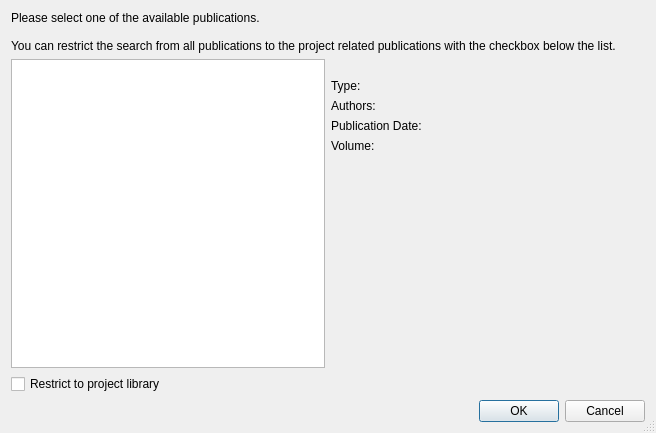
First picture: the form in src/sidebar/listpublicationsdialog.ui, repository KDE/conquirere, before the edit.
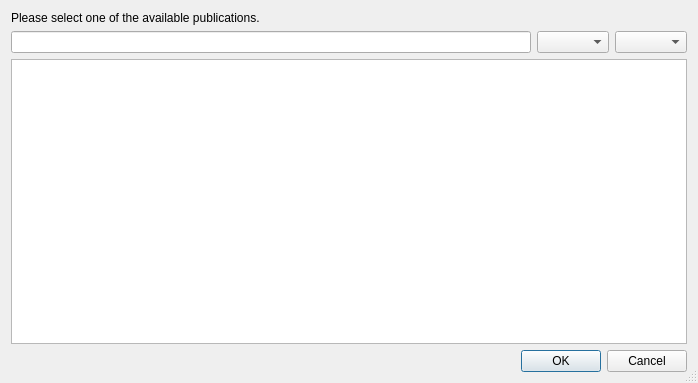
Second picture: the form after the edit. Custom widgets are drawn as their Qt base class.

Commit message: change the way documents can be linked to available publications.

```diff
--- a/src/sidebar/listpublicationsdialog.ui
+++ b/src/sidebar/listpublicationsdialog.ui
@@ -6,8 +6,8 @@
    <rect>
     <x>0</x>
     <y>0</y>
-    <width>656</width>
-    <height>433</height>
+    <width>698</width>
+    <height>383</height>
    </rect>
   </property>
   <property name="windowTitle">
@@ -16,13 +16,11 @@
   <property name="sizeGripEnabled">
    <bool>true</bool>
   </property>
-  <layout class="QVBoxLayout" name="verticalLayout_2">
+  <layout class="QVBoxLayout" name="verticalLayout">
    <item>
     <widget class="QLabel" name="label">
      <property name="text">
-      <string>Please select one of the available publications.
-
-You can restrict the search from all publications to the project related publications with the checkbox below the list.</string>
+      <string>Please select one of the available publications.</string>
      </property>
      <property name="wordWrap">
       <bool>true</bool>
@@ -30,129 +28,21 @@
     </widget>
    </item>
    <item>
-    <layout class="QHBoxLayout" name="horizontalLayout">
+    <layout class="QHBoxLayout" name="horizontalLayout_2">
      <item>
-      <layout class="QVBoxLayout" name="verticalLayout">
-       <item>
-        <widget class="QListWidget" name="listWidget">
-         <property name="enabled">
-          <bool>true</bool>
-         </property>
-         <property name="sizePolicy">
-          <sizepolicy hsizetype="Preferred" vsizetype="MinimumExpanding">
-           <horstretch>0</horstretch>
-           <verstretch>0</verstretch>
-          </sizepolicy>
-         </property>
-        </widget>
-       </item>
-       <item>
-        <widget class="QCheckBox" name="checkBoxLibrary">
-         <property name="text">
-          <string>Restrict to project library</string>
-         </property>
-        </widget>
-       </item>
-      </layout>
+      <widget class="KLineEdit" name="filterLineEdit"/>
      </item>
      <item>
-      <layout class="QFormLayout" name="formLayout">
-       <item row="1" column="0">
-        <widget class="QLabel" name="labelType">
-         <property name="text">
-          <string>Type:</string>
-         </property>
-        </widget>
-       </item>
-       <item row="1" column="1">
-        <widget class="QLabel" name="entryType">
-         <property name="font">
-          <font>
-           <italic>true</italic>
-          </font>
-         </property>
-         <property name="text">
-          <string/>
-         </property>
-        </widget>
-       </item>
-       <item row="2" column="0">
-        <widget class="QLabel" name="labelAuthors">
-         <property name="text">
-          <string>Authors:</string>
-         </property>
-        </widget>
-       </item>
-       <item row="2" column="1">
-        <widget class="QLabel" name="entryAuthors">
-         <property name="font">
-          <font>
-           <italic>true</italic>
-          </font>
-         </property>
-         <property name="text">
-          <string/>
-         </property>
-        </widget>
-       </item>
-       <item row="3" column="0">
-        <widget class="QLabel" name="labelDate">
-         <property name="text">
-          <string>Publication Date:</string>
-         </property>
-        </widget>
-       </item>
-       <item row="3" column="1">
-        <widget class="QLabel" name="entryDate">
-         <property name="font">
-          <font>
-           <italic>true</italic>
-          </font>
-         </property>
-         <property name="text">
-          <string/>
-         </property>
-        </widget>
-       </item>
-       <item row="4" column="0">
-        <widget class="QLabel" name="labelVolume">
-         <property name="text">
-          <string>Volume:</string>
-         </property>
-        </widget>
-       </item>
-       <item row="4" column="1">
-        <widget class="QLabel" name="entryVolume">
-         <property name="font">
-          <font>
-           <italic>true</italic>
-          </font>
-         </property>
-         <property name="text">
-          <string/>
-         </property>
-        </widget>
-       </item>
-       <item row="0" column="0" colspan="2">
-        <widget class="QLabel" name="entryTitle">
-         <property name="font">
-          <font>
-           <weight>75</weight>
-           <bold>true</bold>
-          </font>
-         </property>
-         <property name="text">
-          <string/>
-         </property>
-         <property name="wordWrap">
-          <bool>true</bool>
-         </property>
-        </widget>
-       </item>
-      </layout>
+      <widget class="KComboBox" name="filterComboBox"/>
+     </item>
+     <item>
+      <widget class="KComboBox" name="libraryComboBox"/>
      </item>
     </layout>
    </item>
+   <item>
+    <widget class="QTableView" name="tableView"/>
+   </item>
    <item>
     <widget class="QDialogButtonBox" name="buttonBox">
      <property name="orientation">
@@ -165,6 +55,18 @@
    </item>
   </layout>
  </widget>
+ <customwidgets>
+  <customwidget>
+   <class>KComboBox</class>
+   <extends>QComboBox</extends>
+   <header>kcombobox.h</header>
+  </customwidget>
+  <customwidget>
+   <class>KLineEdit</class>
+   <extends>QLineEdit</extends>
+   <header>klineedit.h</header>
+  </customwidget>
+ </customwidgets>
  <resources/>
  <connections>
   <connection>
```
The commit also changes 2 other files.
